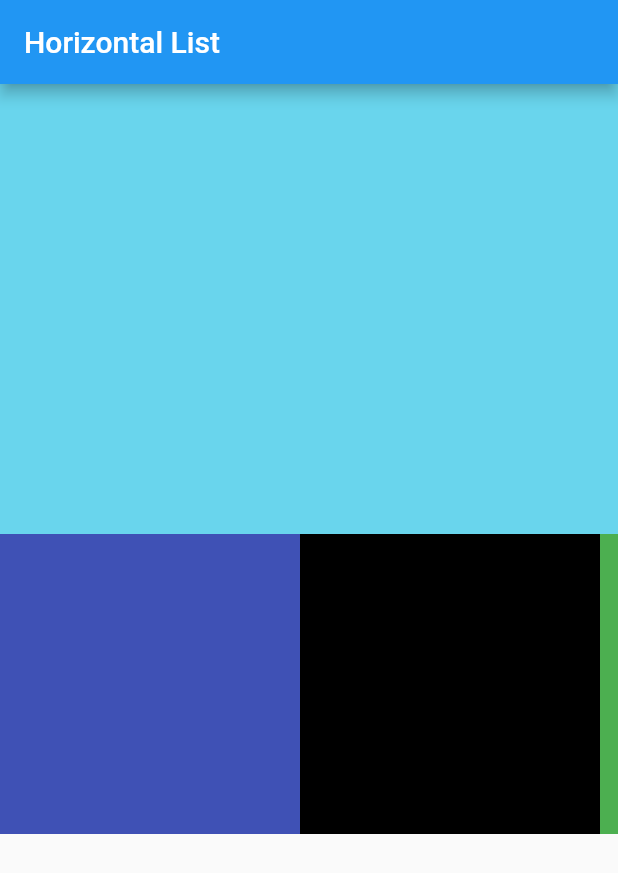
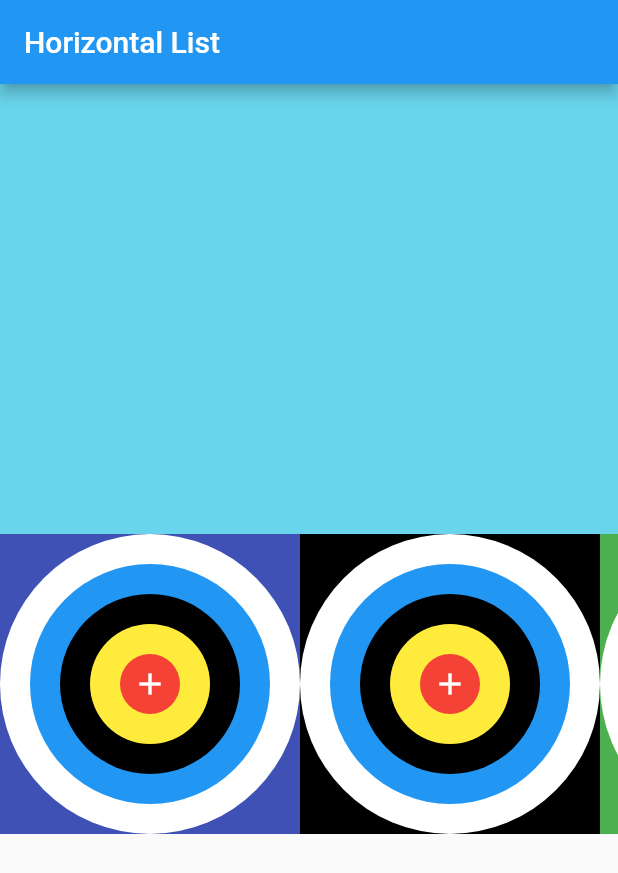
Before and after one commit to kidussintayehu/flutter-titorial, a Flutter app: the screen it shows after launch, on a phone screen of 412 x 824 dp. Shown: the top 873 px of the screen. Run offline on Flutter 3.47's test engine with Material 2 defaults, Android fonts, the phone set to English and light mode, and no system bars; missing offline and left inert: dart:html.

Commit message:
horizontal list and stack

```diff
--- a/lib/main.dart
+++ b/lib/main.dart
@@ -29,6 +29,7 @@ class MyApp extends StatelessWidget {
       Colors.green,
       Colors.lightBlue
     ];
+    final raduis = [200.0, 160.0, 120.0, 80.0, 40.0];
     const title = 'Horizontal List';
 
     return MaterialApp(
@@ -45,6 +46,7 @@ class MyApp extends StatelessWidget {
             scrollDirection: Axis.horizontal,
             child: Row(
               mainAxisSize: MainAxisSize.min,
+              mainAxisAlignment: MainAxisAlignment.spaceBetween,
               children: [
                 for (int i = 0; i < 20; i++)
                   Align(
@@ -52,10 +54,54 @@ class MyApp extends StatelessWidget {
                     child: Container(
                         width: 200,
                         height: 200,
-                    padding: const EdgeInsets.only(left: 4.0, right: 4.0),
+                        // padding: const EdgeInsets.only(left: 4.0, right: 4.0),
                         color: color[i],
-                    // child: Container(),
+                        child: Stack(
+                            alignment: Alignment.center,
+                            children: <Widget>[
+                              Positioned(
+                                // top: 100,
+                                // bottom: 10,
+
+                                child: Container(
+                                  // margin: const EdgeInsets.only(bottom: 25.0),
+                                  width: raduis[0],
+                                  decoration: const BoxDecoration(
+                                      shape: BoxShape.circle,
+                                      color: Colors.white),
                                 ),
+                              ),
+                              Container(
+                                width: raduis[1],
+                                decoration: const BoxDecoration(
+                                    shape: BoxShape.circle, color: Colors.blue),
+                              ),
+                              Container(
+                                width: raduis[2],
+                                decoration: const BoxDecoration(
+                                    shape: BoxShape.circle,
+                                    color: Colors.black),
+                              ),
+                              Container(
+                                width: raduis[3],
+                                decoration: const BoxDecoration(
+                                    shape: BoxShape.circle,
+                                    color: Colors.yellow),
+                              ),
+                              Container(
+                                width: raduis[4],
+                                decoration: const BoxDecoration(
+                                    shape: BoxShape.circle, color: Colors.red),
+                                //     child: const Icon(
+                                // Icons.add,
+                                // color: Colors.white,
+                                // )
+                              ),
+                              const Icon(
+                                Icons.add,
+                                color: Colors.white,
+                              )
+                            ])),
                   )
               ],
             ),
```
Also changed, not shown: 1 other file. Lines whose indentation alone changed are shown as unchanged.
